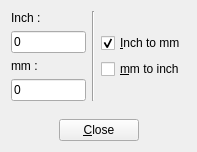
Qt form src/i2mdialog.ui (GCodeProjects/GCodeWorkShop) before a commit.
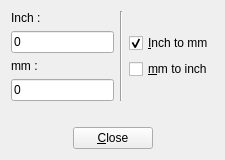
The same form after that commit.

The edit to the form file:
```diff
--- a/src/i2mdialog.ui
+++ b/src/i2mdialog.ui
@@ -6,8 +6,8 @@
    <rect>
     <x>0</x>
     <y>0</y>
-    <width>197</width>
-    <height>152</height>
+    <width>225</width>
+    <height>160</height>
    </rect>
   </property>
   <property name="sizePolicy">
```
